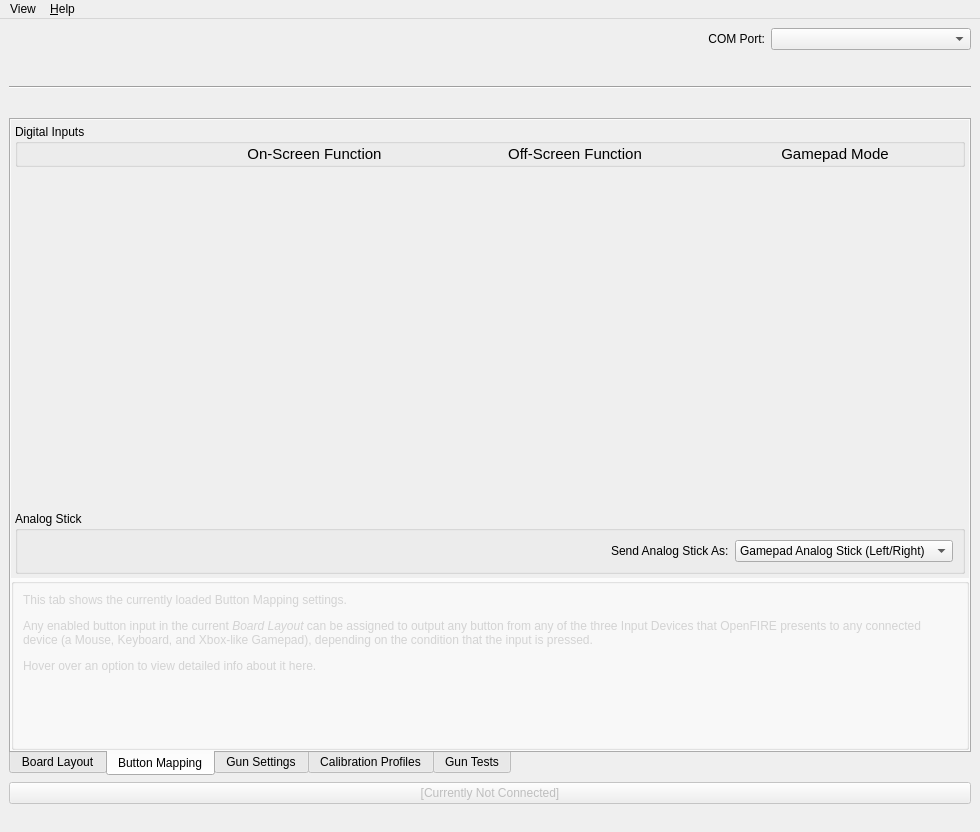
Above: src/appmainwindow.ui from alessandro-satanassi/OpenFIRE-App-Custom before the change. Below: the same form after it.
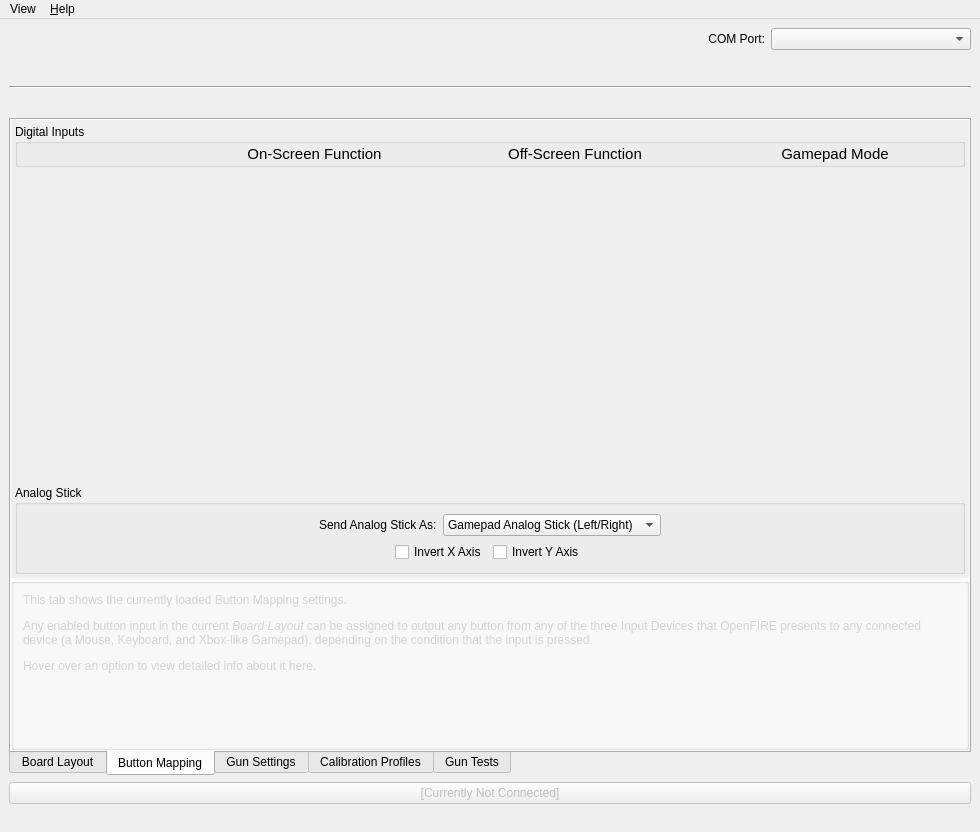
That is the form after the change. The open tabs and pages were chosen to show the change. Icons and pictures are not drawn.

Diff of the .ui file:
```diff
--- a/src/appmainwindow.ui
+++ b/src/appmainwindow.ui
@@ -465,6 +465,8 @@
               <property name="title">
                <string>Analog Stick</string>
               </property>
+              <layout class="QVBoxLayout" name="aStickFuncLayout">
+               <item>
               <layout class="QHBoxLayout" name="horizontalLayout_6">
                <item>
                 <spacer name="horizontalSpacer_6">
@@ -513,6 +515,83 @@
                   </property>
                  </item>
                 </widget>
+                 </item>
+                 <item>
+                  <spacer name="aStickModeSpacerRight">
+                   <property name="orientation">
+                    <enum>Qt::Horizontal</enum>
+                   </property>
+                   <property name="sizeHint" stdset="0">
+                    <size>
+                     <width>40</width>
+                     <height>20</height>
+                    </size>
+                   </property>
+                  </spacer>
+                 </item>
+                </layout>
+               </item>
+               <item>
+                <layout class="QHBoxLayout" name="aStickInvertLayout">
+                 <item>
+                  <spacer name="aStickInvertSpacerLeft">
+                   <property name="orientation">
+                    <enum>Qt::Horizontal</enum>
+                   </property>
+                   <property name="sizeHint" stdset="0">
+                    <size>
+                     <width>40</width>
+                     <height>20</height>
+                    </size>
+                   </property>
+                  </spacer>
+                 </item>
+                 <item>
+                  <widget class="QCheckBox" name="aStickInvertXToggle">
+                   <property name="whatsThis">
+                    <string>&lt;html&gt;&lt;head/&gt;&lt;body&gt;&lt;p&gt;Reverses the &lt;span style=&quot; font-weight:700;&quot;&gt;left/right&lt;/span&gt; direction of the analog stick.&lt;/p&gt;&lt;p&gt;Enable it if pushing the stick to the left gives a movement to the right. It applies to all three &lt;span style=&quot; font-style:italic;&quot;&gt;Send Analog Stick As&lt;/span&gt; options, and the stick shown in the &lt;span style=&quot; font-style:italic;&quot;&gt;Gun Tests&lt;/span&gt; tab follows it.&lt;/p&gt;&lt;p&gt;&lt;span style=&quot; font-weight:700; font-style:italic;&quot;&gt;Default:&lt;/span&gt;&lt;span style=&quot; font-style:italic;&quot;&gt; Disabled&lt;/span&gt;&lt;/p&gt;&lt;/body&gt;&lt;/html&gt;</string>
+                   </property>
+                   <property name="accessibleName">
+                    <string>Invert X Axis</string>
+                   </property>
+                   <property name="text">
+                    <string>Invert X Axis</string>
+                   </property>
+                   <property name="trackable" stdset="0">
+                    <number>3</number>
+                   </property>
+                  </widget>
+                 </item>
+                 <item>
+                  <widget class="QCheckBox" name="aStickInvertYToggle">
+                   <property name="whatsThis">
+                    <string>&lt;html&gt;&lt;head/&gt;&lt;body&gt;&lt;p&gt;Reverses the &lt;span style=&quot; font-weight:700;&quot;&gt;up/down&lt;/span&gt; direction of the analog stick.&lt;/p&gt;&lt;p&gt;Enable it if pushing the stick up gives a downward movement. It applies to all three &lt;span style=&quot; font-style:italic;&quot;&gt;Send Analog Stick As&lt;/span&gt; options, and the stick shown in the &lt;span style=&quot; font-style:italic;&quot;&gt;Gun Tests&lt;/span&gt; tab follows it.&lt;/p&gt;&lt;p&gt;&lt;span style=&quot; font-weight:700; font-style:italic;&quot;&gt;Default:&lt;/span&gt;&lt;span style=&quot; font-style:italic;&quot;&gt; Disabled&lt;/span&gt;&lt;/p&gt;&lt;/body&gt;&lt;/html&gt;</string>
+                   </property>
+                   <property name="accessibleName">
+                    <string>Invert Y Axis</string>
+                   </property>
+                   <property name="text">
+                    <string>Invert Y Axis</string>
+                   </property>
+                   <property name="trackable" stdset="0">
+                    <number>3</number>
+                   </property>
+                  </widget>
+                 </item>
+                 <item>
+                  <spacer name="aStickInvertSpacerRight">
+                   <property name="orientation">
+                    <enum>Qt::Horizontal</enum>
+                   </property>
+                   <property name="sizeHint" stdset="0">
+                    <size>
+                     <width>40</width>
+                     <height>20</height>
+                    </size>
+                   </property>
+                  </spacer>
+                 </item>
+                </layout>
                </item>
               </layout>
              </widget>
```
Lines whose indentation alone changed are shown as unchanged.
